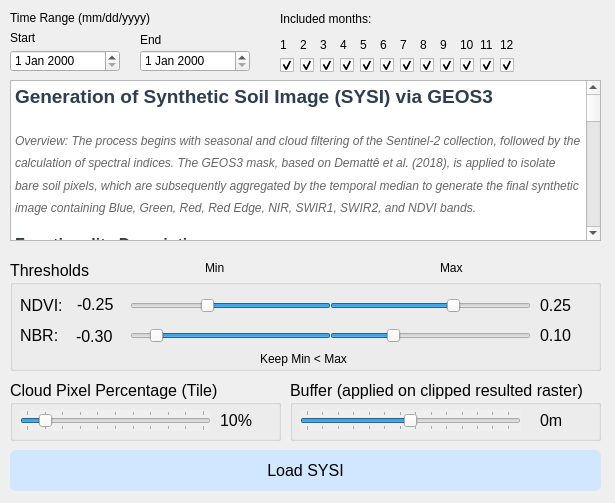
Old version of the form ui/sysi.ui in the repository farmanalytica/ravi-qgis-plugin.
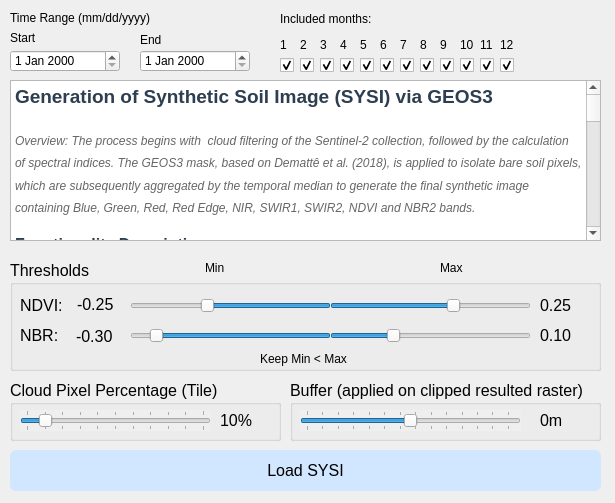
New version of the form. Icons and pictures are not drawn.

The edit to the form file:
```diff
--- a/ui/sysi.ui
+++ b/ui/sysi.ui
@@ -96,7 +96,7 @@
 p, li { white-space: pre-wrap; }
 &lt;/style&gt;&lt;/head&gt;&lt;body style=&quot; font-family:'MS Shell Dlg 2'; font-size:12pt; font-weight:400; font-style:normal;&quot;&gt;
 &lt;h3 style=&quot; margin-top:14px; margin-bottom:12px; margin-left:0px; margin-right:0px; -qt-block-indent:0; text-indent:0px; line-height:160%;&quot;&gt;&lt;span style=&quot; font-family:'Arial','sans-serif'; font-size:large; font-weight:600; color:#2c3e50;&quot;&gt;Generation of Synthetic Soil Image (SYSI) via GEOS3&lt;/span&gt;&lt;span style=&quot; font-family:'Arial','sans-serif'; font-size:large; font-weight:600; color:#333333;&quot;&gt; &lt;/span&gt;&lt;/h3&gt;
-&lt;p style=&quot; margin-top:12px; margin-bottom:12px; margin-left:0px; margin-right:0px; -qt-block-indent:0; text-indent:0px; line-height:160%;&quot;&gt;&lt;span style=&quot; font-family:'Arial','sans-serif'; font-size:9pt; font-style:italic; color:#666666;&quot;&gt;Overview: The process begins with seasonal and cloud filtering of the Sentinel-2 collection, followed by the calculation of spectral indices. The GEOS3 mask, based on Demattê et al. (2018), is applied to isolate bare soil pixels, which are subsequently aggregated by the temporal median to generate the final synthetic image containing Blue, Green, Red, Red Edge, NIR, SWIR1, SWIR2, and NDVI bands. &lt;/span&gt;&lt;/p&gt;
+&lt;p style=&quot; margin-top:12px; margin-bottom:12px; margin-left:0px; margin-right:0px; -qt-block-indent:0; text-indent:0px; line-height:160%;&quot;&gt;&lt;span style=&quot; font-family:'Arial','sans-serif'; font-size:9pt; font-style:italic; color:#666666;&quot;&gt;Overview: The process begins with  cloud filtering of the Sentinel-2 collection, followed by the calculation of spectral indices. The GEOS3 mask, based on Demattê et al. (2018), is applied to isolate bare soil pixels, which are subsequently aggregated by the temporal median to generate the final synthetic image containing Blue, Green, Red, Red Edge, NIR, SWIR1, SWIR2, NDVI and NBR2 bands. &lt;/span&gt;&lt;/p&gt;
 &lt;p style=&quot; margin-top:12px; margin-bottom:12px; margin-left:0px; margin-right:0px; -qt-block-indent:0; text-indent:0px; line-height:160%;&quot;&gt;&lt;span style=&quot; font-family:'Arial','sans-serif'; font-weight:600; color:#2c3e50;&quot;&gt;Functionality Description: &lt;/span&gt;&lt;/p&gt;
 &lt;p style=&quot; margin-top:12px; margin-bottom:12px; margin-left:0px; margin-right:0px; -qt-block-indent:0; text-indent:0px; line-height:160%;&quot;&gt;&lt;span style=&quot; font-family:'Arial','sans-serif'; color:#333333;&quot;&gt;This feature aims to generate a vegetation-free and cloud-free Synthetic Soil Image (SYSI), allowing for the visualization of the pedological variability within the area of interest. The method is based on the &lt;/span&gt;&lt;span style=&quot; font-family:'Arial','sans-serif'; font-weight:600; color:#333333;&quot;&gt;Geospatial Soil Sensing System (GEOS3)&lt;/span&gt;&lt;span style=&quot; font-family:'Arial','sans-serif'; color:#333333;&quot;&gt; algorithm proposed by Demattê et al. (2018), which employs data mining techniques on satellite image time series to identify and isolate bare soil pixels. &lt;/span&gt;&lt;/p&gt;
 &lt;p style=&quot; margin-top:12px; margin-bottom:12px; margin-left:0px; margin-right:0px; -qt-block-indent:0; text-indent:0px; line-height:160%;&quot;&gt;&lt;span style=&quot; font-family:'Arial','sans-serif'; color:#333333;&quot;&gt;The processing is executed in the cloud via Google Earth Engine (GEE) following four main steps: &lt;/span&gt;&lt;/p&gt;
@@ -119,11 +119,11 @@
 &lt;li style=&quot; font-family:'Arial','sans-serif'; color:#333333;&quot; style=&quot; margin-top:0px; margin-bottom:20px; margin-left:0px; margin-right:0px; -qt-block-indent:0; text-indent:0px; line-height:160%;&quot;&gt;&lt;span style=&quot; font-style:italic;&quot;&gt;GRBL &amp;gt; 0&lt;/span&gt; and &lt;span style=&quot; font-style:italic;&quot;&gt;REGR &amp;gt; 0&lt;/span&gt; &lt;/li&gt;&lt;/ul&gt;
 &lt;li style=&quot; font-family:'Arial','sans-serif'; color:#333333;&quot; style=&quot; margin-top:0px; margin-bottom:20px; margin-left:0px; margin-right:0px; -qt-block-indent:0; text-indent:0px; line-height:160%;&quot;&gt;&lt;span style=&quot; font-weight:600;&quot;&gt;Temporal Aggregation (TESS) and Post-Processing&lt;/span&gt; &lt;/li&gt;&lt;/ol&gt;
 &lt;p style=&quot; margin-top:12px; margin-bottom:12px; margin-left:0px; margin-right:0px; -qt-block-indent:1; text-indent:0px; line-height:160%;&quot;&gt;&lt;span style=&quot; font-family:'Arial','sans-serif'; color:#333333;&quot;&gt;After classification, the mask is applied to the collection, retaining only the pixels identified as soil. To compose the final image (SYSI), a statistical &lt;/span&gt;&lt;span style=&quot; font-family:'Arial','sans-serif'; font-weight:600; color:#333333;&quot;&gt;median&lt;/span&gt;&lt;span style=&quot; font-family:'Arial','sans-serif'; color:#333333;&quot;&gt; reducer (&lt;/span&gt;&lt;span style=&quot; font-family:'monospace'; color:#c7254e; background-color:#f4f4f4;&quot;&gt;median()&lt;/span&gt;&lt;span style=&quot; font-family:'Arial','sans-serif'; color:#333333;&quot;&gt;) is used over the temporal stack of valid pixels. This process removes transient variations (such as temporary moisture) and fills gaps left by clouds or vegetation. &lt;/span&gt;&lt;/p&gt;
-&lt;p style=&quot; margin-top:12px; margin-bottom:12px; margin-left:0px; margin-right:0px; -qt-block-indent:1; text-indent:0px; line-height:160%;&quot;&gt;&lt;span style=&quot; font-family:'Arial','sans-serif'; color:#333333;&quot;&gt;The resulting product is a multispectral image composed of &lt;/span&gt;&lt;span style=&quot; font-family:'Arial','sans-serif'; font-weight:600; color:#333333;&quot;&gt;8 bands&lt;/span&gt;&lt;span style=&quot; font-family:'Arial','sans-serif'; color:#333333;&quot;&gt;: &lt;/span&gt;&lt;/p&gt;
+&lt;p style=&quot; margin-top:12px; margin-bottom:12px; margin-left:0px; margin-right:0px; -qt-block-indent:1; text-indent:0px; line-height:160%;&quot;&gt;&lt;span style=&quot; font-family:'Arial','sans-serif'; color:#333333;&quot;&gt;The resulting product is a multispectral image composed of &lt;/span&gt;&lt;span style=&quot; font-family:'Arial','sans-serif'; font-weight:600; color:#333333;&quot;&gt;9 bands&lt;/span&gt;&lt;span style=&quot; font-family:'Arial','sans-serif'; color:#333333;&quot;&gt;: &lt;/span&gt;&lt;/p&gt;
 &lt;ul style=&quot;margin-top: 0px; margin-bottom: 0px; margin-left: 0px; margin-right: 0px; -qt-list-indent: 2;&quot;&gt;&lt;li style=&quot; font-family:'Arial','sans-serif'; color:#333333;&quot; style=&quot; margin-top:0px; margin-bottom:5px; margin-left:0px; margin-right:0px; -qt-block-indent:0; text-indent:0px; line-height:160%;&quot;&gt;&lt;span style=&quot; font-weight:600;&quot;&gt;Visible:&lt;/span&gt; Blue, Green, and Red; &lt;/li&gt;
 &lt;li style=&quot; font-family:'Arial','sans-serif'; color:#333333;&quot; style=&quot; margin-top:0px; margin-bottom:5px; margin-left:0px; margin-right:0px; -qt-block-indent:0; text-indent:0px; line-height:160%;&quot;&gt;&lt;span style=&quot; font-weight:600;&quot;&gt;Vegetation and Near-Infrared:&lt;/span&gt; Red Edge and Near-Infrared (NIR); &lt;/li&gt;
 &lt;li style=&quot; font-family:'Arial','sans-serif'; color:#333333;&quot; style=&quot; margin-top:0px; margin-bottom:5px; margin-left:0px; margin-right:0px; -qt-block-indent:0; text-indent:0px; line-height:160%;&quot;&gt;&lt;span style=&quot; font-weight:600;&quot;&gt;Shortwave Infrared:&lt;/span&gt; SWIR1 and SWIR2; &lt;/li&gt;
-&lt;li style=&quot; font-family:'Arial','sans-serif'; color:#333333;&quot; style=&quot; margin-top:0px; margin-bottom:20px; margin-left:0px; margin-right:0px; -qt-block-indent:0; text-indent:0px; line-height:160%;&quot;&gt;&lt;span style=&quot; font-weight:600;&quot;&gt;Index:&lt;/span&gt; The calculated NDVI band. &lt;/li&gt;&lt;/ul&gt;
+&lt;li style=&quot; font-family:'Arial','sans-serif'; color:#333333;&quot; style=&quot; margin-top:0px; margin-bottom:20px; margin-left:0px; margin-right:0px; -qt-block-indent:0; text-indent:0px; line-height:160%;&quot;&gt;&lt;span style=&quot; font-weight:600;&quot;&gt;Index:&lt;/span&gt; The calculated NDVI and NBR2 band. &lt;/li&gt;&lt;/ul&gt;
 &lt;p style=&quot; margin-top:12px; margin-bottom:12px; margin-left:0px; margin-right:0px; -qt-block-indent:1; text-indent:0px; line-height:160%;&quot;&gt;&lt;span style=&quot; font-family:'Arial','sans-serif'; color:#333333;&quot;&gt;Finally, the resulting image is clipped precisely to the AOI geometry, automatically downloaded, and loaded into QGIS with a contrast rendering adjusted to the visualized extent. &lt;/span&gt;&lt;/p&gt;
 &lt;p style=&quot; margin-top:20px; margin-bottom:0px; margin-left:0px; margin-right:0px; -qt-block-indent:0; text-indent:0px; line-height:160%; background-color:#f9f9f9;&quot;&gt;&lt;span style=&quot; font-family:'Arial','sans-serif'; font-weight:600; color:#555555;&quot;&gt;Reference:&lt;/span&gt;&lt;span style=&quot; font-family:'Arial','sans-serif'; color:#555555;&quot;&gt;&lt;br /&gt;[1] DEMATTÊ, J. A. M.; FONGARO, C. T.; RIZZO, R.; SAFANELLI, J. L. Geospatial Soil Sensing System (GEOS3): A powerful data mining procedure to retrieve soil spectral reflectance from satellite images. &lt;/span&gt;&lt;span style=&quot; font-family:'Arial','sans-serif'; font-style:italic; color:#555555;&quot;&gt;Remote Sensing of Environment&lt;/span&gt;&lt;span style=&quot; font-family:'Arial','sans-serif'; color:#555555;&quot;&gt;, v. 212, p. 161–175, 2018. &lt;/span&gt;&lt;/p&gt;&lt;/body&gt;&lt;/html&gt;</string>
    </property>
```
